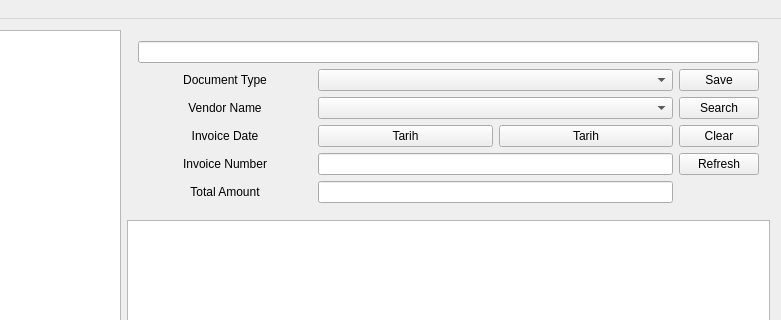
The window that qtftp.ui (hsudas/QtFtp) describes before a commit, drawn with Qt 5; both pictures show x 146 to 927 and y 0 to 320 of the 927 by 587 pixel window.
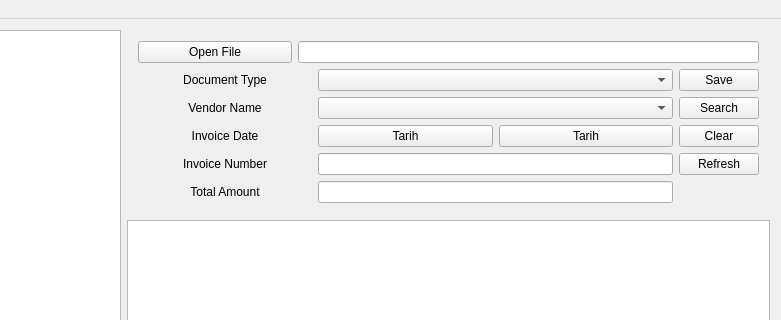
The same window after the commit.

Commit message: dosya ac dialogu eklendi

The edit to the form file:
```diff
--- a/qtftp.ui
+++ b/qtftp.ui
@@ -34,10 +34,17 @@
        </sizepolicy>
       </property>
       <layout class="QGridLayout" name="gridLayout_3">
-       <item row="0" column="0" colspan="3">
+       <item row="0" column="1" colspan="3">
         <widget class="QLineEdit" name="txtFilePath"/>
        </item>
-       <item row="1" column="0" rowspan="2" colspan="3">
+       <item row="0" column="0">
+        <widget class="QPushButton" name="btnDosyaAc">
+         <property name="text">
+          <string>Open File</string>
+         </property>
+        </widget>
+       </item>
+       <item row="1" column="0" rowspan="2" colspan="4">
         <layout class="QGridLayout" name="gridLayout">
          <property name="sizeConstraint">
           <enum>QLayout::SetMinAndMaxSize</enum>
```
The commit also changes 2 other files.
